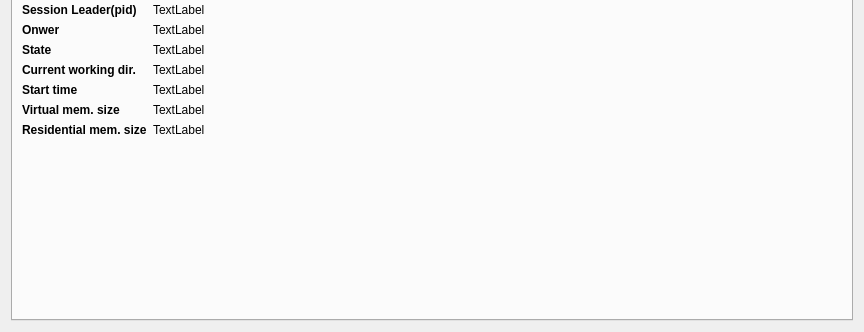
Old version of the form src/ui/procinfodialog.ui in the repository iddekingej/procgui; both pictures show x 0 to 864 and y 176 to 508 of the 864 by 508 pixel window.
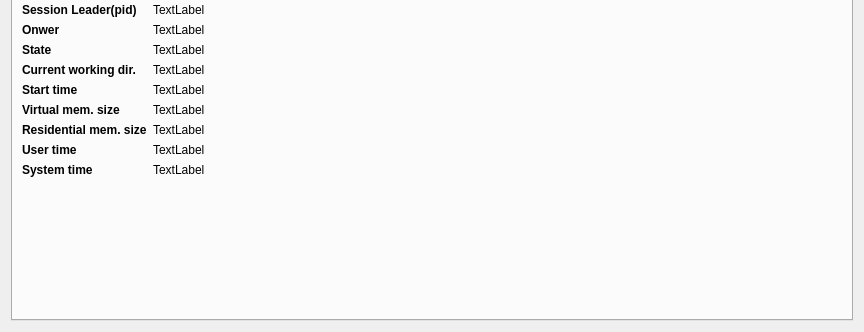
New version of the form.

Commit message: *CPU Time

Diff of the .ui file:
```diff
--- a/src/ui/procinfodialog.ui
+++ b/src/ui/procinfodialog.ui
@@ -284,6 +284,46 @@
            </property>
           </widget>
          </item>
+         <item row="8" column="0">
+          <widget class="QLabel" name="label_14">
+           <property name="font">
+            <font>
+             <weight>75</weight>
+             <bold>true</bold>
+            </font>
+           </property>
+           <property name="text">
+            <string>User time</string>
+           </property>
+          </widget>
+         </item>
+         <item row="8" column="1">
+          <widget class="QLabel" name="utime_label">
+           <property name="text">
+            <string>TextLabel</string>
+           </property>
+          </widget>
+         </item>
+         <item row="9" column="0">
+          <widget class="QLabel" name="label_13">
+           <property name="font">
+            <font>
+             <weight>75</weight>
+             <bold>true</bold>
+            </font>
+           </property>
+           <property name="text">
+            <string>System time</string>
+           </property>
+          </widget>
+         </item>
+         <item row="9" column="1">
+          <widget class="QLabel" name="stime_label">
+           <property name="text">
+            <string>TextLabel</string>
+           </property>
+          </widget>
+         </item>
         </layout>
        </item>
       </layout>
```
The commit also changes 5 other files.
